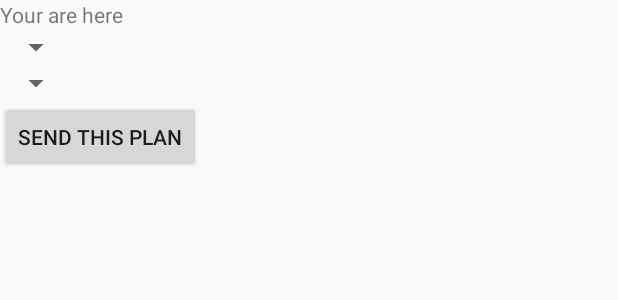
After one commit to AdamNagy-nagya/BestInPest_android, an Android app: the layout fragment_criminal_plan.xml on its own in the app's theme, with its tools: preview values and no code run, on a phone screen of 412 x 824 dp. The commit adds this screen. Shown: the top 300 px of the screen. Run offline under Robolectric (Android 15) with nearby library versions, the phone set to English and light mode, and no system bars.

Commit message:
criminalFrgament

```diff
--- a/app/src/main/java/com/example/nagya/bestinpest/Game/DetectivePlansFragment.java
+++ b/app/src/main/java/com/example/nagya/bestinpest/Game/DetectivePlansFragment.java
@@ -104,7 +104,7 @@ public class DetectivePlansFragment extends Fragment {
     public List<PlanswithPlayerItem> makeListFromHasMap(GameObject gameObject) {
 
         List<PlanswithPlayerItem> planswithPlayerItemList = new ArrayList<>();
-
+        if(gameObject.getDetectiveSteps()!=null) {
             if (!gameObject.getDetectiveSteps().isEmpty()) {
                 List<Plan> planlist = new ArrayList<>(gameObject.getDetectiveSteps().get(gameObject.getRound() - 1).getPlans().values());
                 List<Integer> playerIDlist = new ArrayList<>(gameObject.getDetectiveSteps().get(gameObject.getRound() - 1).getPlans().keySet());
@@ -116,6 +116,7 @@ public class DetectivePlansFragment extends Fragment {
                         }
                     }
                     cnt++;
+                }
             }
         }
         return planswithPlayerItemList;
--- /dev/null
+++ b/app/src/main/res/layout/fragment_criminal_plan.xml
@@ -0,0 +1,36 @@
+<FrameLayout xmlns:android="http://schemas.android.com/apk/res/android"
+    xmlns:tools="http://schemas.android.com/tools"
+    android:layout_width="match_parent"
+    android:layout_height="match_parent"
+    tools:context="com.example.nagya.bestinpest.Game.GamePlanMakerFragment">
+
+    <LinearLayout
+        android:layout_width="match_parent"
+        android:layout_height="match_parent"
+        android:orientation="vertical">
+        <TextView
+            android:layout_width="wrap_content"
+            android:layout_height="wrap_content"
+            android:id="@+id/Game_criminal_actualpozTV"
+            android:text="Your are here"/>
+
+        <Spinner
+            android:layout_width="wrap_content"
+            android:layout_height="wrap_content"
+            android:id="@+id/Game_criminal_junctionstoGoSpinner"/>
+
+        <Spinner
+            android:layout_width="wrap_content"
+            android:layout_height="wrap_content"
+            android:id="@+id/Game_criminal_routeSpiner"/>
+
+        <Button
+            android:layout_width="wrap_content"
+            android:layout_height="wrap_content"
+            android:id="@+id/Game_criminal_sendThisPlanBTN"
+            android:text="Send this plan"/>
+
+
+    </LinearLayout>
+
+</FrameLayout>
```
Also changed, not shown: app/src/main/java/com/example/nagya/bestinpest/Game/CriminalPlanFragment.java (added, +146 -0 lines), app/src/main/java/com/example/nagya/bestinpest/GameActivity.java (+7 -2 lines). Lines whose indentation alone changed are shown as unchanged.
